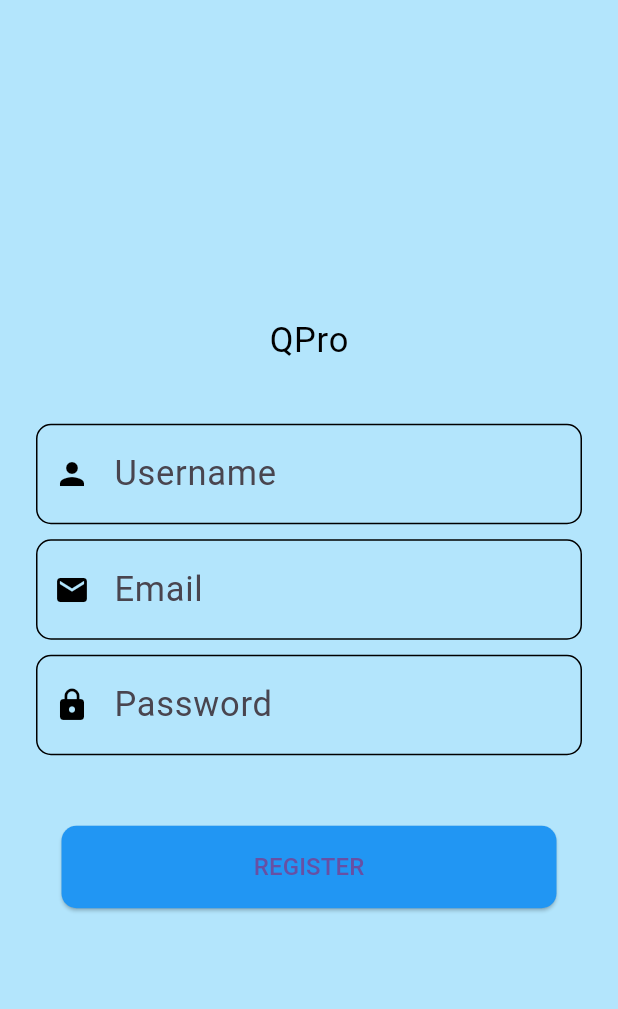
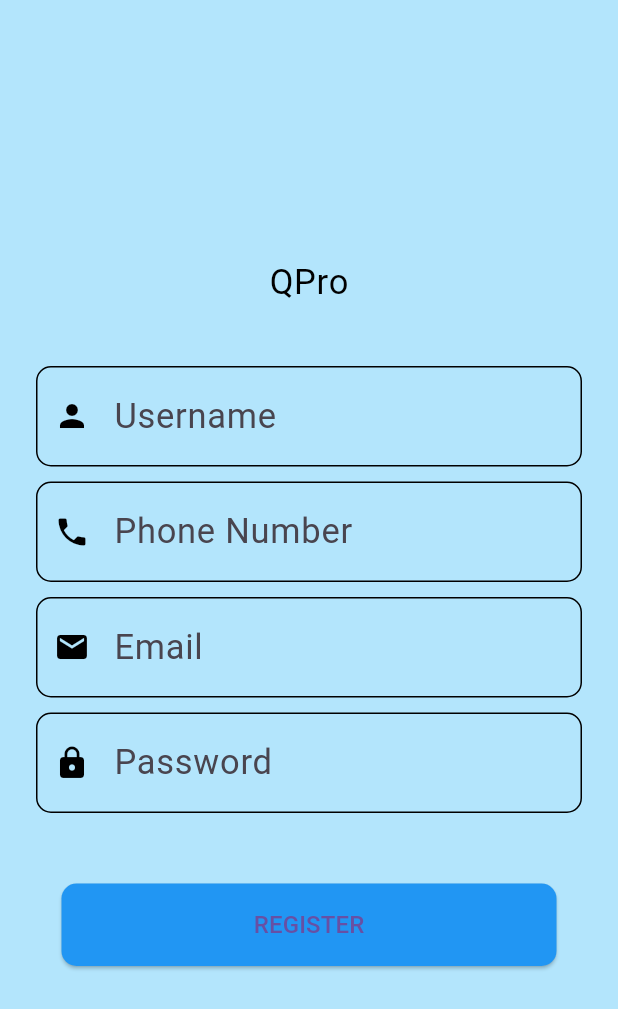
Before and after one commit to asnarizza/Frontend_QPro, a Flutter app: the RegisterScreen screen opened directly, on a phone screen of 412 x 824 dp. Shown: the top 1009 px of the screen. Run offline on Flutter 3.47's test engine with Material 3 defaults, Android fonts, the light colour scheme and no system bars; our stand-ins replace equatable, flutter_bloc, hexcolor, shared_preferences; missing offline and left inert: onesignal_flutter; accounts and stored records are empty; Roboto replaces fonts that are missing (Times New Roman).

Commit message:
last lasr

```diff
--- a/qpro/lib/pages/authentication/register.dart
+++ b/qpro/lib/pages/authentication/register.dart
@@ -72,6 +72,8 @@ class _RegisterScreenState extends State<RegisterScreen> {
                   _logoText(),
                   const SizedBox(height: 30.0),
                   _usernameField(),
+                  const SizedBox(height: 10.0),
+                  _phoneField(),
                   const SizedBox(height: 10.0),
                   _emailField(),
                   const SizedBox(height: 10.0),
```
